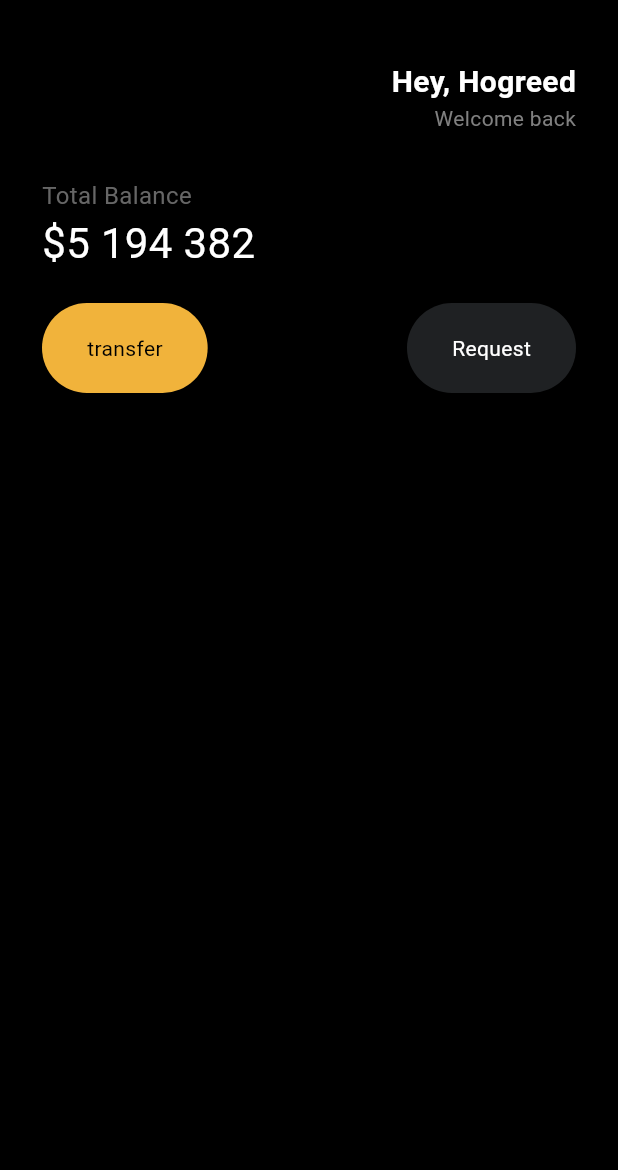
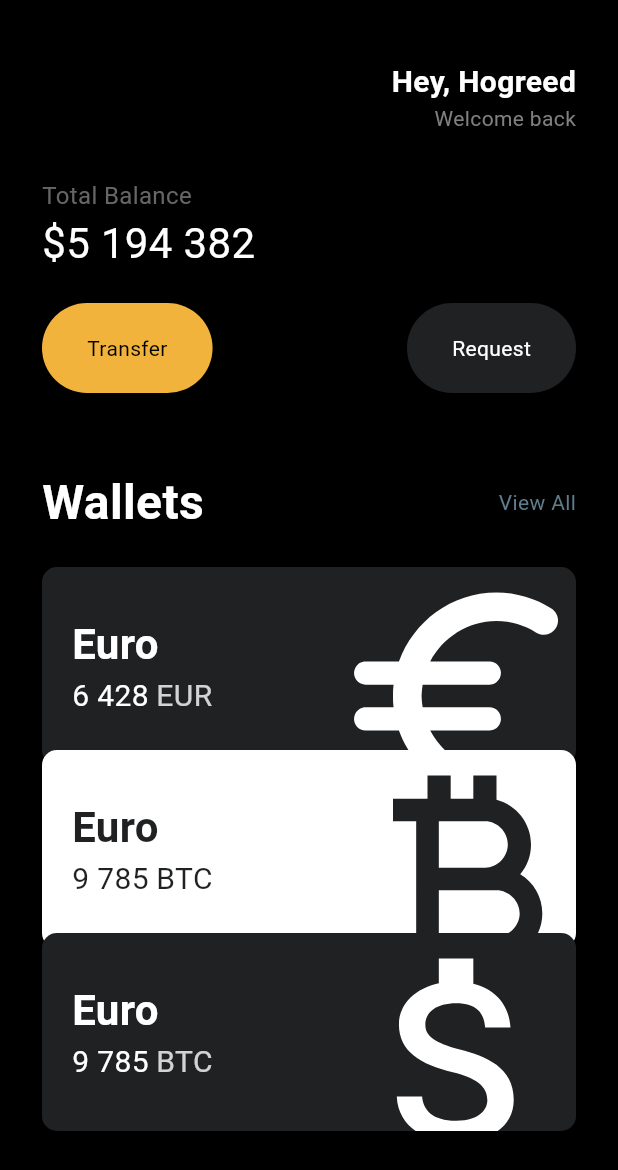
Before and after one commit to KF9pu/study-dart, a Flutter app: the screen it shows after launch, on a phone screen of 412 x 824 dp. Shown: the top 1170 px of the screen. Run offline on Flutter 3.47's test engine with Material 3 defaults, Android fonts, the phone set to English and light mode, and no system bars.

Commit message:
3.9 custom card

```diff
--- a/toonflix/lib/main.dart
+++ b/toonflix/lib/main.dart
@@ -1,5 +1,6 @@
 import 'package:flutter/material.dart';
 import 'package:toonflix/widgets/button.dart';
+import 'package:toonflix/widgets/currency_card.dart';
 
 void main() {
   runApp(const App());
@@ -10,20 +11,20 @@ class App extends StatelessWidget {
 
   @override
   Widget build(BuildContext context) {
-    return const MaterialApp(
+    return MaterialApp(
       home: Scaffold(
-          backgroundColor: Color.fromRGBO(0, 0, 0, 1),
+          backgroundColor: const Color.fromRGBO(0, 0, 0, 1),
           body: Padding(
-              padding: EdgeInsets.symmetric(
+              padding: const EdgeInsets.symmetric(
                 horizontal: 28,
               ),
               child: Column(
                 crossAxisAlignment: CrossAxisAlignment.start,
                 children: [
-                  SizedBox(
+                  const SizedBox(
                     height: 40,
                   ),
-                  Row(
+                  const Row(
                     mainAxisAlignment: MainAxisAlignment.end,
                     children: [
                       Column(
@@ -44,31 +45,31 @@ class App extends StatelessWidget {
                       )
                     ],
                   ),
-                  SizedBox(
+                  const SizedBox(
                     height: 30,
                   ),
-                  Text(
+                  const Text(
                     'Total Balance',
                     style: TextStyle(
                       color: Color.fromRGBO(128, 128, 128, 0.8),
                       fontSize: 16,
                     ),
                   ),
-                  Text(
+                  const Text(
                     '\$5 194 382',
                     style: TextStyle(
                       color: Color.fromRGBO(255, 255, 255, 1),
                       fontSize: 28,
                     ),
                   ),
-                  SizedBox(
+                  const SizedBox(
                     height: 20,
                   ),
-                  Row(
+                  const Row(
                     mainAxisAlignment: MainAxisAlignment.spaceBetween,
                     children: [
                       Button(
-                        text: "transfer",
+                        text: "Transfer",
                         bgColor: Color(0xFFF1B33B),
                         textColor: Colors.black,
                       ),
@@ -78,7 +79,58 @@ class App extends StatelessWidget {
                         textColor: Colors.white,
                       ),
                     ],
-                  )
+                  ),
+                  const SizedBox(
+                    height: 50,
+                  ),
+                  const Row(
+                      mainAxisAlignment: MainAxisAlignment.spaceBetween,
+                      children: [
+                        Text(
+                          'Wallets',
+                          style: TextStyle(
+                            color: Colors.white,
+                            fontSize: 32,
+                            fontWeight: FontWeight.w600,
+                          ),
+                        ),
+                        Text(
+                          'View All',
+                          style: TextStyle(
+                            color: Colors.blueGrey,
+                          ),
+                        ),
+                      ]),
+                  const SizedBox(
+                    height: 20,
+                  ),
+                  const CurrencyCard(
+                    name: "Euro",
+                    code: "EUR",
+                    amount: '6 428',
+                    icon: Icons.euro_rounded,
+                    isInverted: false,
+                  ),
+                  Transform.translate(
+                    offset: const Offset(0, -10),
+                    child: const CurrencyCard(
+                      name: "Euro",
+                      code: "BTC",
+                      amount: '9 785',
+                      icon: Icons.currency_bitcoin,
+                      isInverted: true,
+                    ),
+                  ),
+                  Transform.translate(
+                    offset: const Offset(0, -20),
+                    child: const CurrencyCard(
+                      name: "Euro",
+                      code: "BTC",
+                      amount: '9 785',
+                      icon: Icons.attach_money_outlined,
+                      isInverted: false,
+                    ),
+                  ),
                 ],
               ))),
     );
--- /dev/null
+++ b/toonflix/lib/widgets/currency_card.dart
@@ -0,0 +1,85 @@
+import 'package:flutter/material.dart';
+
+class CurrencyCard extends StatelessWidget {
+  final String name, amount, code;
+  final IconData icon;
+  final bool isInverted;
+  final blackColor = const Color(0xFF1F2123);
+
+  const CurrencyCard({
+    super.key,
+    required this.name,
+    required this.amount,
+    required this.code,
+    required this.icon,
+    required this.isInverted,
+  });
+
+  @override
+  Widget build(BuildContext context) {
+    return Container(
+      clipBehavior: Clip.hardEdge,
+      decoration: BoxDecoration(
+        color: isInverted ? Colors.white : blackColor,
+        borderRadius: BorderRadius.circular(10),
+      ),
+      child: Padding(
+        padding: const EdgeInsets.all(20),
+        child: Row(
+          mainAxisAlignment: MainAxisAlignment.spaceBetween,
+          children: [
+            Column(
+              crossAxisAlignment: CrossAxisAlignment.start,
+              children: [
+                Text(
+                  name,
+                  style: TextStyle(
+                    color: isInverted ? blackColor : Colors.white,
+                    fontSize: 28,
+                    fontWeight: FontWeight.w600,
+                  ),
+                ),
+                Row(
+                  children: [
+                    Text(
+                      amount,
+                      style: TextStyle(
+                        color: isInverted
+                            ? blackColor
+                            : const Color.fromRGBO(255, 255, 255, 1),
+                        fontSize: 20,
+                      ),
+                    ),
+                    const SizedBox(
+                      width: 5,
+                    ),
+                    Text(
+                      code,
+                      style: TextStyle(
+                        color: isInverted
+                            ? blackColor
+                            : const Color.fromRGBO(255, 255, 255, 0.8),
+                        fontSize: 20,
+                      ),
+                    ),
+                  ],
+                ),
+              ],
+            ),
+            Transform.scale(
+              scale: 2,
+              child: Transform.translate(
+                offset: const Offset(-5, 10),
+                child: Icon(
+                  icon,
+                  color: isInverted ? blackColor : Colors.white,
+                  size: 92,
+                ),
+              ),
+            ),
+          ],
+        ),
+      ),
+    );
+  }
+}
```
